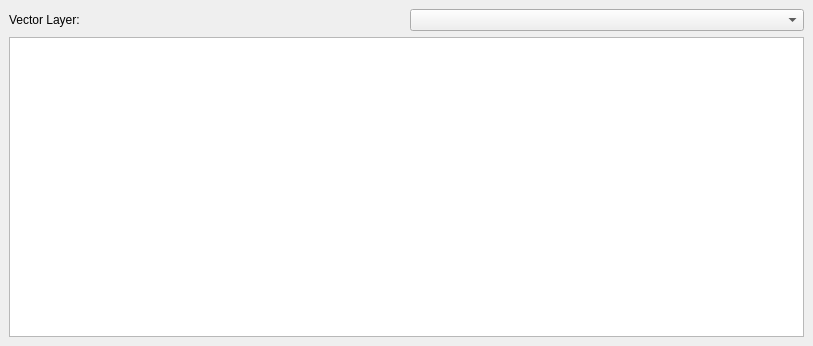
Above: AttributeTools/attributes_viewer.ui from dsgoficial/DsgTools before the change. Below: the same form after it.
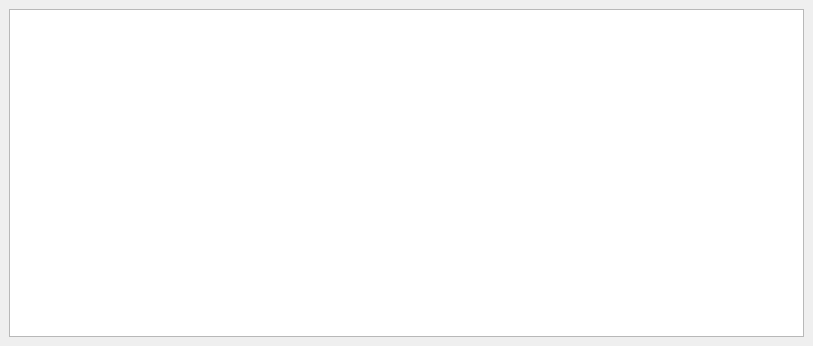
That is the form after the change.

Commit message: adjusting attributes viewer code to be tested on QGIS 2.14

Diff of the .ui file:
```diff
--- a/AttributeTools/attributes_viewer.ui
+++ b/AttributeTools/attributes_viewer.ui
@@ -16,20 +16,6 @@
   <widget class="QWidget" name="dockWidgetContents">
    <layout class="QGridLayout" name="gridLayout">
     <item row="0" column="0">
-     <layout class="QHBoxLayout" name="horizontalLayout">
-      <item>
-       <widget class="QLabel" name="label">
-        <property name="text">
-         <string>Vector Layer:</string>
-        </property>
-       </widget>
-      </item>
-      <item>
-       <widget class="QComboBox" name="layerCombo"/>
-      </item>
-     </layout>
-    </item>
-    <item row="1" column="0">
      <widget class="QTableView" name="tableView"/>
     </item>
    </layout>
```
The commit also changes 2 other files.
